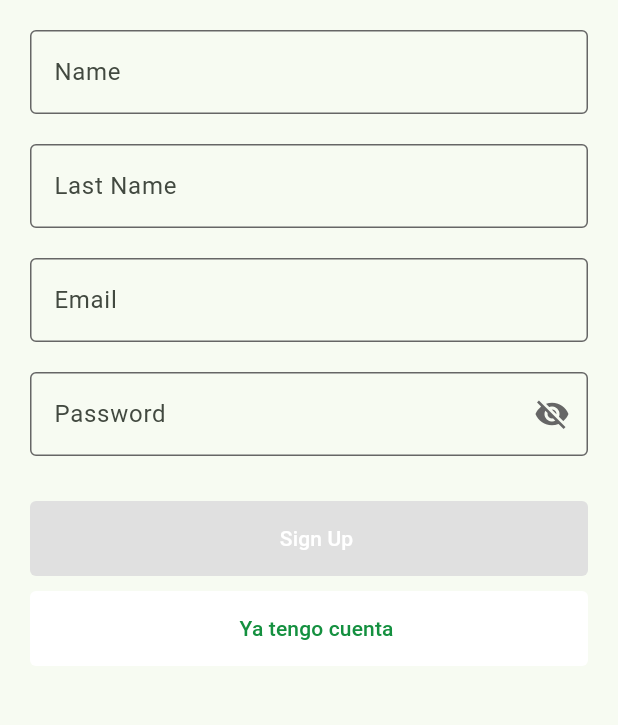
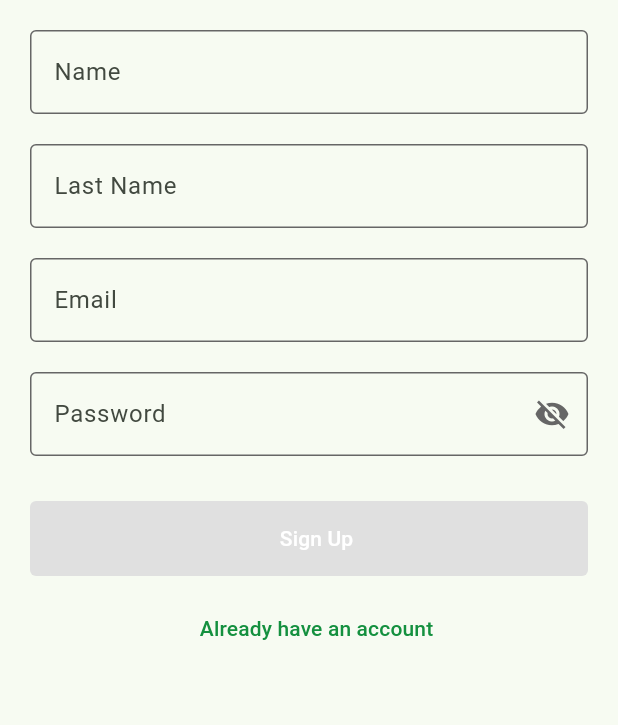
Before and after one commit to AgustinNaso/SerManos-TPE, a Flutter app: the screen it shows after launch, after a tap on "Sign Up", on a phone screen of 412 x 824 dp, the part 375-1100 px from its top. Run offline on Flutter 3.47's test engine with Material 2 defaults, Android fonts, the phone set to English and light mode, and no system bars; drawn by our look-alikes of flutter_form_builder; our stand-ins replace cloud_firestore, firebase_auth, firebase_core, firebase_storage, flutter_hooks, flutter_riverpod and 4 more; accounts and stored records are empty; generated files the repository leaves out were written again; network calls fail.

Commit message:
chore: finish auth flow

```diff
--- a/ser_manos/lib/config/tokens/sermanos_colors.dart
+++ b/ser_manos/lib/config/tokens/sermanos_colors.dart
@@ -22,4 +22,5 @@ class SermanosColors {
   static const secondary200 = Color(0xFF0D47A1);
 
   static const error100 = Color(0xFFB3261E);
+  static const transparent = Color(0x00000000);
 }
--- a/ser_manos/lib/l10n/en.arb
+++ b/ser_manos/lib/l10n/en.arb
@@ -8,6 +8,7 @@
   "email": "Email",
   "password": "Password",
   "noAccount": "I don't have an account",
+  "alreadyHaveAccount": "Already have an account",
   "requiredFieldError": "This field is required",
   "minLengthError": "This field must be at least {minLength} characters long",
   "@minLengthError": {
--- a/ser_manos/lib/l10n/es.arb
+++ b/ser_manos/lib/l10n/es.arb
@@ -8,6 +8,7 @@
   "email": "Email",
   "password": "Contraseña",
   "noAccount": "No tengo cuenta",
+  "alreadyHaveAccount": "Ya tengo cuenta",
   "requiredFieldError": "Este campo es obligatorio",
   "minLengthError": "Este campo debe tener al menos {minLength} caracteres",
   "@minLengthError": {
--- a/ser_manos/lib/screens/login_screen.dart
+++ b/ser_manos/lib/screens/auth/login_screen.dart
@@ -5,8 +5,8 @@ import 'package:ser_manos/config/molecules/buttons/login_button.dart';
 import 'package:ser_manos/data/services/firebase_auth.dart';
 import 'package:flutter_gen/gen_l10n/localizations.dart';
 
-import '../config/molecules/buttons/sermanos_cta_button.dart';
-import '../config/tokens/sermanos_colors.dart';
+import '../../config/molecules/buttons/sermanos_cta_button.dart';
+import '../../config/tokens/sermanos_colors.dart';
 
 class LoginScreen extends StatelessWidget {
   final FocusNode myFocusNode = FocusNode();
@@ -42,7 +42,7 @@ class LoginScreen extends StatelessWidget {
                         GoRouter.of(context).pushReplacementNamed('register');
                       },
                       text: AppLocalizations.of(context)!.noAccount,
-                      backgroundColor: Colors.white,
+                      backgroundColor: Colors.transparent,
                       textColor: SermanosColors.primary100,
                     ),
                     const SizedBox(height: 30),
--- a/ser_manos/lib/screens/onboarding_screen.dart
+++ b/ser_manos/lib/screens/auth/onboarding_screen.dart
@@ -3,8 +3,8 @@ import 'package:go_router/go_router.dart';
 import 'package:flutter_gen/gen_l10n/localizations.dart';
 import 'package:ser_manos/config/tokens/sermanos_typography.dart';
 
-import '../config/molecules/buttons/sermanos_cta_button.dart';
-import '../config/tokens/sermanos_colors.dart';
+import '../../config/molecules/buttons/sermanos_cta_button.dart';
+import '../../config/tokens/sermanos_colors.dart';
 
 class OnboardingScreen extends StatelessWidget {
   const OnboardingScreen({super.key});
@@ -49,7 +49,7 @@ class OnboardingScreen extends StatelessWidget {
                       GoRouter.of(context).pushReplacementNamed('register');
                     },
                     text: AppLocalizations.of(context)!.signup,
-                    backgroundColor: Colors.white,
+                    backgroundColor: Colors.transparent,
                     textColor: SermanosColors.primary100,
                   ),
                   const SizedBox(height: 30),
--- a/ser_manos/lib/screens/register_screen.dart
+++ b/ser_manos/lib/screens/auth/register_screen.dart
@@ -1,11 +1,11 @@
 import 'package:flutter/material.dart';
 import 'package:go_router/go_router.dart';
 import 'package:ser_manos/config/molecules/buttons/register_button.dart';
-import 'package:ser_manos/data/services/firebase_auth.dart';
+import 'package:flutter_gen/gen_l10n/localizations.dart';
 
-import '../config/cellules/register_form.dart';
-import '../config/molecules/buttons/sermanos_cta_button.dart';
-import '../config/tokens/sermanos_colors.dart';
+import '../../config/cellules/register_form.dart';
+import '../../config/molecules/buttons/sermanos_cta_button.dart';
+import '../../config/tokens/sermanos_colors.dart';
 
 class RegisterScreen extends StatelessWidget {
   final FocusNode myFocusNode = FocusNode();
@@ -40,8 +40,8 @@ class RegisterScreen extends StatelessWidget {
                       onPressed: () {
                         GoRouter.of(context).pushReplacementNamed('login');
                       },
-                      text: 'Ya tengo cuenta',
-                      backgroundColor: Colors.white,
+                      text: AppLocalizations.of(context)!.alreadyHaveAccount,
+                      backgroundColor: Colors.transparent,
                       textColor: SermanosColors.primary100,
                     ),
                     const SizedBox(height: 30),
--- a/ser_manos/lib/screens/welcome_screen.dart
+++ b/ser_manos/lib/screens/auth/welcome_screen.dart
@@ -4,8 +4,8 @@ import 'package:flutter_gen/gen_l10n/localizations.dart';
 import 'package:ser_manos/config/tokens/sermanos_typography.dart';
 import 'package:ser_manos/config/tokens/sermanos_typography.dart';
 
-import '../config/molecules/buttons/sermanos_cta_button.dart';
-import '../config/tokens/sermanos_colors.dart';
+import '../../config/molecules/buttons/sermanos_cta_button.dart';
+import '../../config/tokens/sermanos_colors.dart';
 
 class WelcomeScreen extends StatelessWidget {
   const WelcomeScreen({super.key});
```
Also changed, not shown: ser_manos/lib/config/router.dart (+4 -4 lines).
